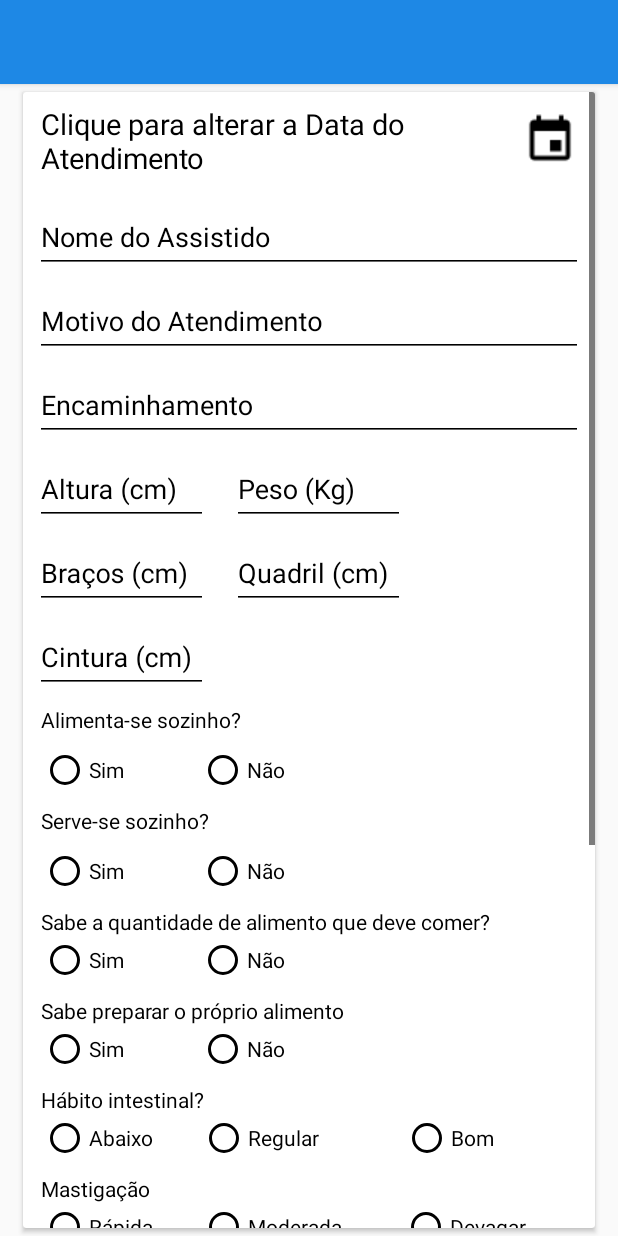
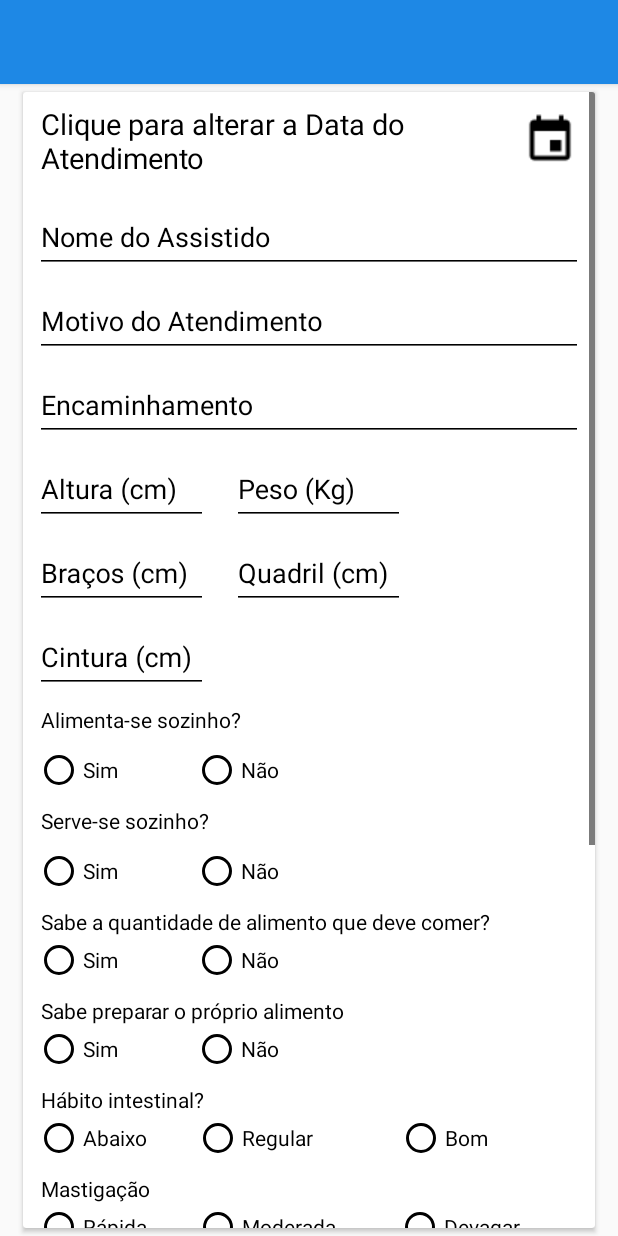
Before and after one commit to rodrigofs09/DesenvolvimentoMobile, an Android app: the layout activity_cria_formulario_nutricionista.xml on its own in the app's theme, with its tools: preview values and no code run, on a phone screen of 412 x 824 dp. Run offline under Robolectric (Android 15) with nearby library versions, the phone set to English and light mode, and no system bars.

Commit message:
Algumas correções de design.

```diff
--- a/app/src/main/res/layout/activity_cria_formulario_nutricionista.xml
+++ b/app/src/main/res/layout/activity_cria_formulario_nutricionista.xml
@@ -293,8 +293,8 @@
                         android:layout_height="wrap_content"
                         android:orientation="horizontal"
                         android:id="@+id/RadioGroupAlimentarSozinho"
-                        android:layout_marginEnd="12dp"
-                        android:layout_marginStart="12dp"
+                        android:layout_marginEnd="8dp"
+                        android:layout_marginStart="8dp"
                         android:layout_marginTop="8dp">
 
                         <RadioButton
@@ -328,8 +328,8 @@
                         android:layout_height="wrap_content"
                         android:orientation="horizontal"
                         android:id="@+id/RadioGroupServirSozinho"
-                        android:layout_marginEnd="12dp"
-                        android:layout_marginStart="12dp"
+                        android:layout_marginEnd="8dp"
+                        android:layout_marginStart="8dp"
                         android:layout_marginTop="8dp">
 
                         <RadioButton
@@ -363,8 +363,8 @@
                         android:layout_height="wrap_content"
                         android:orientation="horizontal"
                         android:id="@+id/RadioGroupQtdAlimento"
-                        android:layout_marginEnd="12dp"
-                        android:layout_marginStart="12dp">
+                        android:layout_marginEnd="8dp"
+                        android:layout_marginStart="8dp">
 
                         <RadioButton
                             android:id="@+id/r3sim"
@@ -397,8 +397,8 @@
                         android:layout_height="wrap_content"
                         android:orientation="horizontal"
                         android:id="@+id/RadioGroupPrepararAlimento"
-                        android:layout_marginEnd="12dp"
-                        android:layout_marginStart="12dp">
+                        android:layout_marginEnd="8dp"
+                        android:layout_marginStart="8dp">
 
                         <RadioButton
                             android:id="@+id/r4sim"
@@ -430,8 +430,8 @@
                         android:id="@+id/RadioGroupHabitoIntestinal"
                         android:layout_width="match_parent"
                         android:layout_height="wrap_content"
-                        android:layout_marginEnd="12dp"
-                        android:layout_marginStart="12dp"
+                        android:layout_marginEnd="8dp"
+                        android:layout_marginStart="8dp"
                         android:orientation="horizontal">
 
                         <RadioButton
@@ -474,8 +474,8 @@
                         android:layout_height="wrap_content"
                         android:orientation="horizontal"
                         android:id="@+id/RadioGroupMastigacao"
-                        android:layout_marginEnd="12dp"
-                        android:layout_marginStart="12dp">
+                        android:layout_marginEnd="8dp"
+                        android:layout_marginStart="8dp">
 
                         <RadioButton
                             android:id="@+id/r6rapida"
@@ -517,8 +517,8 @@
                         android:layout_height="wrap_content"
                         android:orientation="horizontal"
                         android:id="@+id/RadioGroupPatologia"
-                        android:layout_marginEnd="12dp"
-                        android:layout_marginStart="12dp">
+                        android:layout_marginEnd="8dp"
+                        android:layout_marginStart="8dp">
 
                         <RadioButton
                             android:id="@+id/r7sim"
@@ -536,17 +536,6 @@
 
                     </RadioGroup>
 
-                    <android.support.design.widget.TextInputEditText
-                        android:id="@+id/editTextPatologia"
-                        android:visibility="gone"
-                        android:layout_width="match_parent"
-                        android:layout_height="wrap_content"
-                        android:layout_marginEnd="8dp"
-                        android:layout_marginStart="8dp"
-                        android:layout_marginTop="8dp"
-                        android:hint="@string/quais"
-                        android:inputType="text" />
-
                     <TextView
                         android:id="@+id/textView9"
                         android:layout_width="match_parent"
@@ -562,8 +551,8 @@
                         android:layout_height="wrap_content"
                         android:orientation="horizontal"
                         android:id="@+id/RadioGroupAlergiaAlimentar"
-                        android:layout_marginEnd="12dp"
-                        android:layout_marginStart="12dp">
+                        android:layout_marginEnd="8dp"
+                        android:layout_marginStart="8dp">
 
                         <RadioButton
                             android:id="@+id/r9sim"
@@ -581,17 +570,6 @@
 
                     </RadioGroup>
 
-                    <android.support.design.widget.TextInputEditText
-                        android:id="@+id/editTextAlergia"
-                        android:visibility="gone"
-                        android:layout_width="match_parent"
-                        android:layout_height="wrap_content"
-                        android:layout_marginEnd="8dp"
-                        android:layout_marginStart="8dp"
-                        android:layout_marginTop="8dp"
-                        android:hint="@string/quais"
-                        android:inputType="text" />
-
                     <TextView
                         android:id="@+id/textView10"
                         android:layout_width="match_parent"
@@ -607,8 +585,8 @@
                         android:layout_height="wrap_content"
                         android:orientation="horizontal"
                         android:id="@+id/RadioGroupPreferenciaAlimentar"
-                        android:layout_marginEnd="12dp"
-                        android:layout_marginStart="12dp">
+                        android:layout_marginEnd="8dp"
+                        android:layout_marginStart="8dp">
 
                         <RadioButton
                             android:id="@+id/r10sim"
@@ -626,17 +604,6 @@
 
                     </RadioGroup>
 
-                    <android.support.design.widget.TextInputEditText
-                        android:id="@+id/editTextAlimentosPreferidos"
-                        android:visibility="gone"
-                        android:layout_width="match_parent"
-                        android:layout_height="wrap_content"
-                        android:layout_marginEnd="8dp"
-                        android:layout_marginStart="8dp"
-                        android:layout_marginTop="8dp"
-                        android:hint="@string/quais"
-                        android:inputType="text" />
-
                     <TextView
                         android:id="@+id/textView11"
                         android:layout_width="match_parent"
@@ -652,8 +619,8 @@
                         android:layout_height="wrap_content"
                         android:orientation="horizontal"
                         android:id="@+id/RadioGroupNaoConsome"
-                        android:layout_marginEnd="12dp"
-                        android:layout_marginStart="12dp">
+                        android:layout_marginEnd="8dp"
+                        android:layout_marginStart="8dp">
 
                         <RadioButton
                             android:id="@+id/r11sim"
@@ -670,17 +637,6 @@
                             android:text="@string/nao" />
 
                     </RadioGroup>
-
-                    <android.support.design.widget.TextInputEditText
-                        android:id="@+id/editTextNaoConsomeAlimento"
-                        android:visibility="gone"
-                        android:layout_width="match_parent"
-                        android:layout_height="wrap_content"
-                        android:layout_marginEnd="8dp"
-                        android:layout_marginStart="8dp"
-                        android:layout_marginTop="8dp"
-                        android:hint="@string/quais"
-                        android:inputType="text" />
 
                     <android.support.design.widget.TextInputLayout
                         android:id="@+id/text_input_layout_observacao"
--- a/app/src/main/res/layout/activity_cria_formulario_psicopedagoga.xml
+++ b/app/src/main/res/layout/activity_cria_formulario_psicopedagoga.xml
@@ -469,8 +469,8 @@
                         android:id="@+id/textView8"
                         android:layout_width="match_parent"
                         android:layout_height="wrap_content"
-                        android:layout_marginEnd="8dp"
-                        android:layout_marginStart="8dp"
+                        android:layout_marginEnd="12dp"
+                        android:layout_marginStart="12dp"
                         android:layout_marginTop="8dp"
                         android:text="@string/perguntaMateriaisSaoSuficientesParaAtividades"
                         android:textColor="@color/black"/>
```
